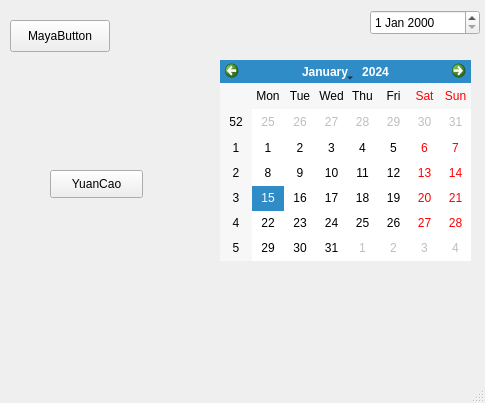
Above: mainwindow.ui from Ling2251/CS1C-Qt-Group-Project before the change. Below: the same form after it.
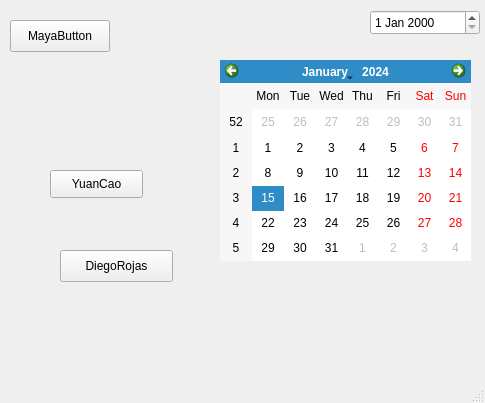
That is the form after the change.

The edit to the form file:
```diff
--- a/mainwindow.ui
+++ b/mainwindow.ui
@@ -60,6 +60,19 @@
      <string>YuanCao</string>
     </property>
    </widget>
+   <widget class="QPushButton" name="pushButton_3">
+    <property name="geometry">
+     <rect>
+      <x>60</x>
+      <y>250</y>
+      <width>113</width>
+      <height>32</height>
+     </rect>
+    </property>
+    <property name="text">
+     <string>DiegoRojas</string>
+    </property>
+   </widget>
   </widget>
   <widget class="QMenuBar" name="menubar">
    <property name="geometry">
```
Left out of the diff: 2 changed lines with no effect on the pictures.
